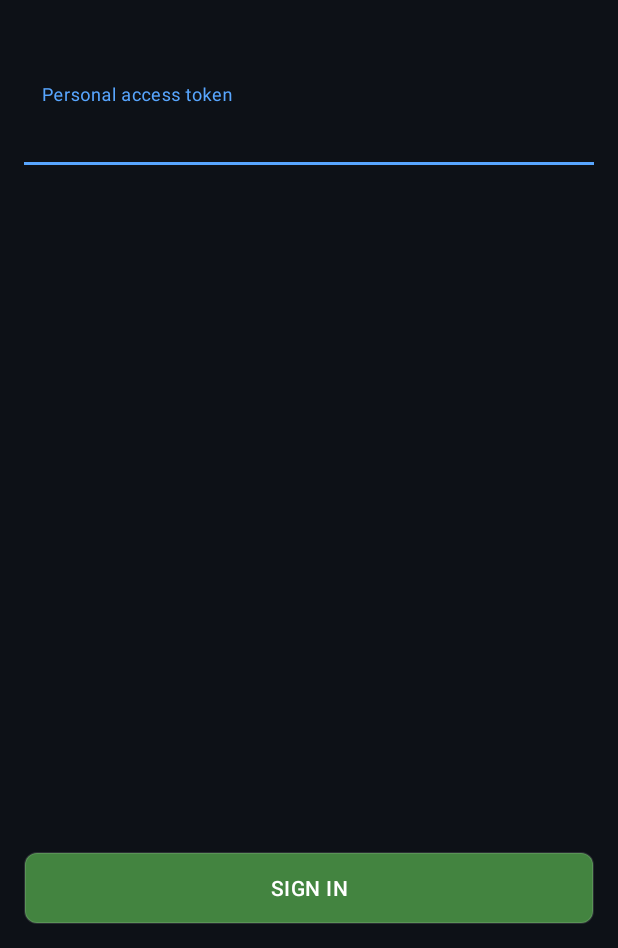
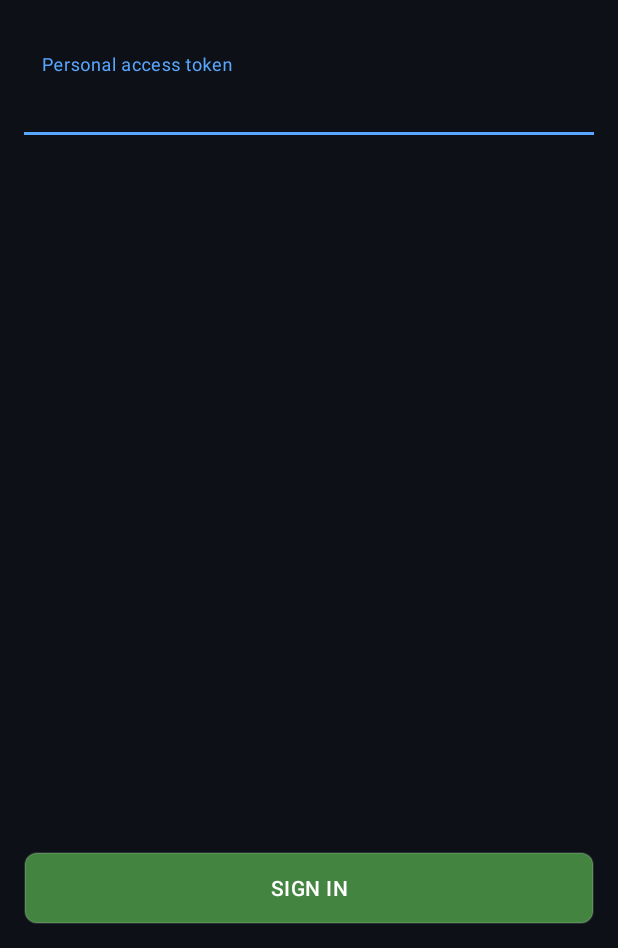
Before and after one commit to Samika77/RepoViewer, an Android app: the screen it shows after launch (MainActivity), on a phone screen of 412 x 824 dp, the part 288-1236 px from its top. Run offline under Robolectric (Android 15) with nearby library versions, the phone set to English and light mode, and no system bars; our stand-ins replace Dagger/Hilt's generated code; libraries missing offline, so code that uses them is left out: com.jakewharton.retrofit2.

Commit message:
fix(auth_fragment): reduce marginTop for input field for correct display in landscape mode.

```diff
--- a/app/src/main/res/layout/auth_fragment.xml
+++ b/app/src/main/res/layout/auth_fragment.xml
@@ -26,9 +26,8 @@
         android:id="@+id/input_layout_token"
         android:layout_width="0dp"
         android:layout_height="wrap_content"
-        android:layout_marginTop="48dp"
+        android:layout_marginTop="36dp"
         android:hint="@string/personal_access_token"
-        android:paddingTop="8dp"
         android:textColorHint="@color/white_50_percent"
         app:boxBackgroundMode="none"
         app:hintTextAppearance="@style/HintTextStyle"
```
